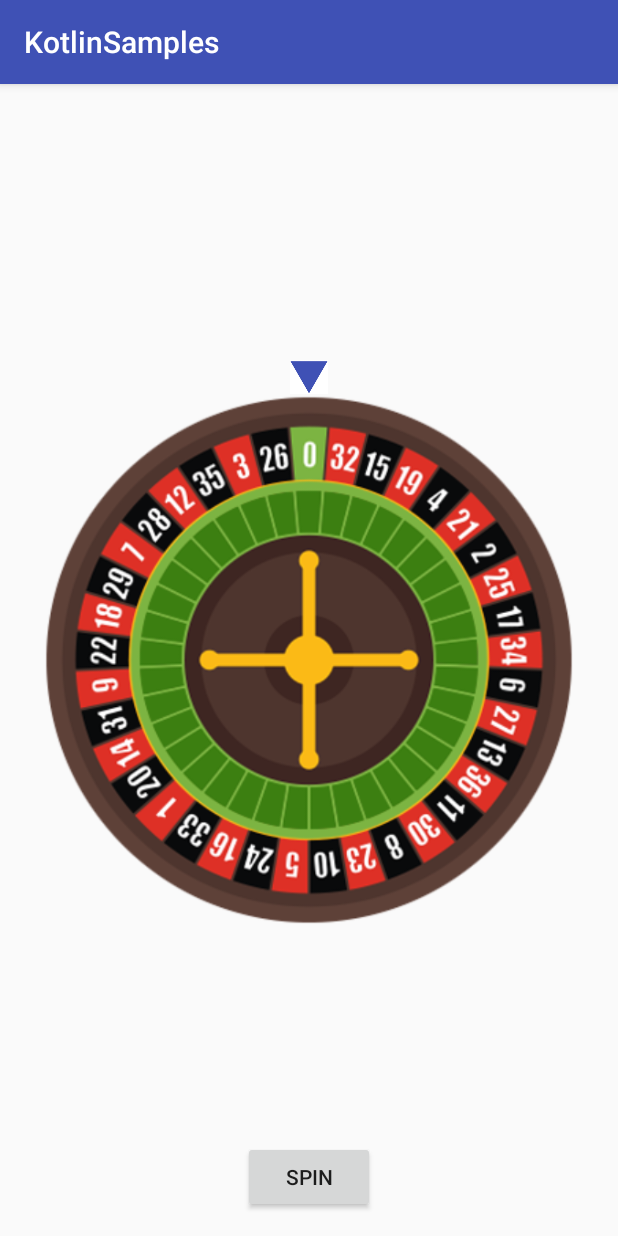
After one commit to EvaristeGalois1/KotlinSamples, an Android app: the RouletteActivity screen opened directly, with no data from a screen before it, on a phone screen of 412 x 824 dp. The commit adds this screen. Run offline under Robolectric (Android 15) with nearby library versions, the phone set to English and light mode, and no system bars; network calls fail.

Commit message:
added Roulette sample

```diff
--- a/app/src/main/AndroidManifest.xml
+++ b/app/src/main/AndroidManifest.xml
@@ -45,7 +45,8 @@
         <activity android:name=".rxcalculator.CalculatorActivity" />
         <activity android:name=".rxcalculator.CalcActivity" />
         <activity android:name=".riddles.SubjectActivity" />
-        <activity android:name=".algorithms.FibonacciActivity"></activity>
+        <activity android:name=".algorithms.FibonacciActivity" />
+        <activity android:name=".roulette.RouletteActivity"></activity>
     </application>
 
 </manifest>
--- /dev/null
+++ b/app/src/main/java/com/georgcantor/kotlinsamples/roulette/RouletteActivity.kt
@@ -0,0 +1,25 @@
+package com.georgcantor.kotlinsamples.roulette
+
+import android.os.Bundle
+import android.support.v7.app.AppCompatActivity
+import com.georgcantor.kotlinsamples.R
+import java.util.*
+
+class RouletteActivity : AppCompatActivity() {
+
+    private val sectors = arrayOf("32 red", "15 black", "19 red", "4 black", "21 red",
+            "2 black", "25 red", "17 black", "34 red", "6 black", "27 red", "13 black", "36 red",
+            "11 black", "30 red", "8 black", "23 red", "10 black", "5 red", "24 black", "16 red",
+            "33 black", "1 red", "20 black", "14 red", "31 black", "9 red", "22 black", "18 red",
+            "29 black", "7 red", "28 black", "12 red", "35 black", "3 red", "26 black", "zero")
+
+    private val random: Random = Random()
+    private var degree: Int = 0
+    private var degreeOld: Int = 0
+    private val half_sector = 360f / 37f / 2f
+
+    override fun onCreate(savedInstanceState: Bundle?) {
+        super.onCreate(savedInstanceState)
+        setContentView(R.layout.activity_roulette)
+    }
+}
--- /dev/null
+++ b/app/src/main/res/layout/activity_roulette.xml
@@ -0,0 +1,48 @@
+<?xml version="1.0" encoding="utf-8"?>
+<RelativeLayout
+    xmlns:android="http://schemas.android.com/apk/res/android"
+    xmlns:app="http://schemas.android.com/apk/res-auto"
+    android:layout_width="match_parent"
+    android:layout_height="match_parent">
+
+    <Button
+        android:id="@+id/spinBtn"
+        android:layout_width="wrap_content"
+        android:layout_height="wrap_content"
+        android:layout_alignParentBottom="true"
+        android:layout_centerHorizontal="true"
+        android:layout_marginBottom="15dp"
+        android:onClick="spinClick"
+        android:text="SPIN" />
+
+    <TextView
+        android:id="@+id/resultTv"
+        android:layout_width="wrap_content"
+        android:layout_height="wrap_content"
+        android:layout_alignParentTop="true"
+        android:layout_centerHorizontal="true"
+        android:layout_marginTop="15dp"
+        android:text=""
+        android:textSize="32sp" />
+
+    <ImageView
+        android:id="@+id/wheel"
+        android:layout_width="match_parent"
+        android:layout_height="wrap_content"
+        android:layout_centerInParent="true"
+        android:layout_marginLeft="20dp"
+        android:layout_marginRight="20dp"
+        android:adjustViewBounds="true"
+        android:scaleType="centerInside"
+        app:srcCompat="@drawable/wheel" />
+
+    <ImageView
+        android:id="@+id/triangle"
+        android:layout_width="25dp"
+        android:layout_height="25dp"
+        android:layout_above="@id/wheel"
+        android:layout_centerHorizontal="true"
+        android:layout_marginBottom="-10dp"
+        app:srcCompat="@drawable/triangle" />
+
+</RelativeLayout>
```
Also changed, not shown: app/src/main/java/com/georgcantor/kotlinsamples/riddles/FlatMapActivity.kt (+15 -0 lines), app/src/main/java/com/georgcantor/kotlinsamples/riddles/RiddleActivity.kt (+57 -0 lines), app/src/main/res/layout/activity_riddle.xml (+14 -0 lines), app/src/main/res/drawable/triangle.png (added), app/src/main/res/drawable/wheel.png (added).
